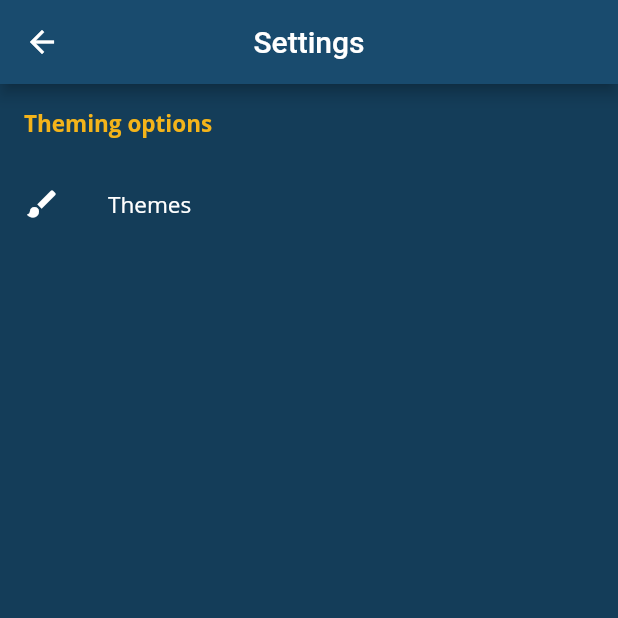
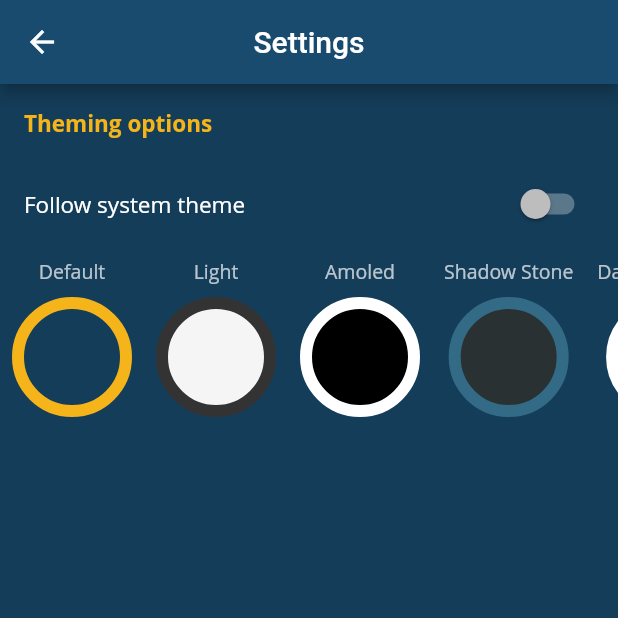
Before and after one commit to nikolajjsj/chess-clock, a Flutter app: the SettingsScreen screen opened directly, on a phone screen of 412 x 824 dp, the top half of it. Run offline on Flutter 3.47's test engine with Material 2 defaults, Android fonts, the phone set to English and light mode, and no system bars; our stand-ins replace equatable, flutter_bloc, get_it, hydrated_bloc, shared_preferences; accounts and stored records are empty.

Commit message:
Updated theme selector under settings

```diff
--- a/lib/screens/settings/settings_screen.dart
+++ b/lib/screens/settings/settings_screen.dart
@@ -1,32 +1,37 @@
-import 'package:chessclock/screens/settings/theme_screen.dart';
+import 'package:chessclock/misc/preferences/bloc/theme_bloc.dart';
+import 'package:chessclock/screens/settings/theme_selector.dart';
 import 'package:chessclock/widgets/settings/settings_header.dart';
 import 'package:flutter/cupertino.dart';
 import 'package:flutter/material.dart';
+import 'package:flutter_bloc/flutter_bloc.dart';
 
-class SettingsScreen extends StatefulWidget {
+class SettingsScreen extends StatelessWidget {
   static Route route() {
     return CupertinoPageRoute(builder: (context) => SettingsScreen());
   }
 
   @override
-  _SettingsScreenState createState() => _SettingsScreenState();
-}
-
-class _SettingsScreenState extends State<SettingsScreen> {
-  @override
   Widget build(BuildContext context) {
-    final _theme = Theme.of(context);
+    final textTheme = Theme.of(context).textTheme;
 
     return Scaffold(
       appBar: AppBar(title: Text('Settings')),
-      body: ListView(
+      body: Column(
+        crossAxisAlignment: CrossAxisAlignment.start,
         children: [
           SettingsHeader(title: 'Theming options'),
-          ListTile(
-            leading: Icon(Icons.brush_rounded),
-            title: Text('Themes', style: _theme.textTheme.bodyText2),
-            onTap: () => Navigator.of(context).push(ThemesScreen.route()),
+          BlocBuilder<ThemeBloc, ThemeState>(
+            builder: (context, state) {
+              return SwitchListTile(
+                title: Text('Follow system theme', style: textTheme.bodyText2),
+                value: state.followSystem,
+                onChanged: (val) => context
+                    .read<ThemeBloc>()
+                    .add(ChangeTheme(id: state.id, followSystem: val)),
+              );
+            },
           ),
+          const ThemeSelector(),
         ],
       ),
     );
--- /dev/null
+++ b/lib/screens/settings/theme_selector.dart
@@ -0,0 +1,57 @@
+import 'package:chessclock/misc/preferences/bloc/theme_bloc.dart';
+import 'package:chessclock/misc/preferences/models/app_theme.dart';
+import 'package:chessclock/misc/preferences/models/default_themes.dart';
+import 'package:flutter/cupertino.dart';
+import 'package:flutter/material.dart';
+import 'package:flutter_bloc/flutter_bloc.dart';
+
+class ThemeSelector extends StatelessWidget {
+  static Route<dynamic> route() {
+    return CupertinoPageRoute(builder: (context) => ThemeSelector());
+  }
+
+  const ThemeSelector();
+
+  @override
+  Widget build(BuildContext context) {
+    final textTheme = Theme.of(context).textTheme;
+
+    return BlocBuilder<ThemeBloc, ThemeState>(
+      builder: (context, state) => Expanded(
+        child: ListView.builder(
+          itemCount: predefinedThemes.length,
+          scrollDirection: Axis.horizontal,
+          itemBuilder: (context, index) {
+            final AppTheme _theme = predefinedThemes[index];
+
+            return GestureDetector(
+              onTap: () =>
+                  context.read<ThemeBloc>().add(ChangeTheme(id: index)),
+              child: Padding(
+                padding: const EdgeInsets.all(8.0),
+                child: Column(
+                  children: [
+                    Text(_theme.name, style: textTheme.bodyText1),
+                    const SizedBox(height: 8.0),
+                    Container(
+                      height: 80.0,
+                      width: 80.0,
+                      decoration: BoxDecoration(
+                        border: Border.all(
+                          color: _theme.accentColor,
+                          width: 8.0,
+                        ),
+                        color: _theme.primaryColor,
+                        shape: BoxShape.circle,
+                      ),
+                    ),
+                  ],
+                ),
+              ),
+            );
+          },
+        ),
+      ),
+    );
+  }
+}
```
Also changed, not shown: lib/screens/settings/theme_screen.dart (deleted, +0 -78 lines).
